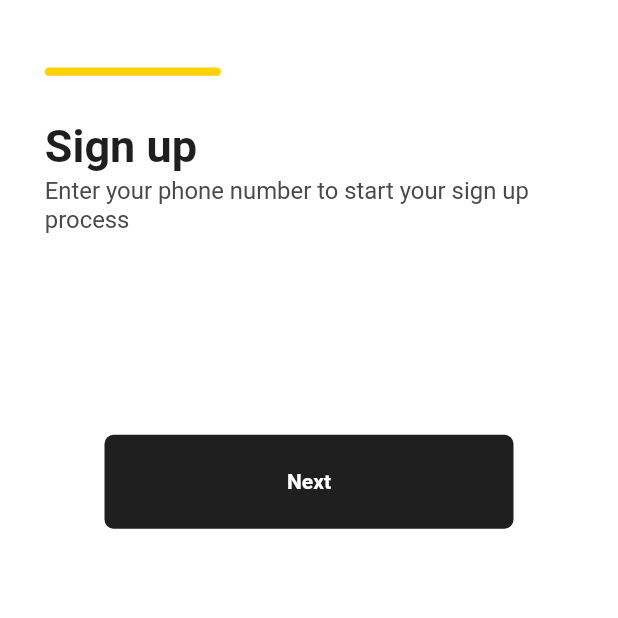
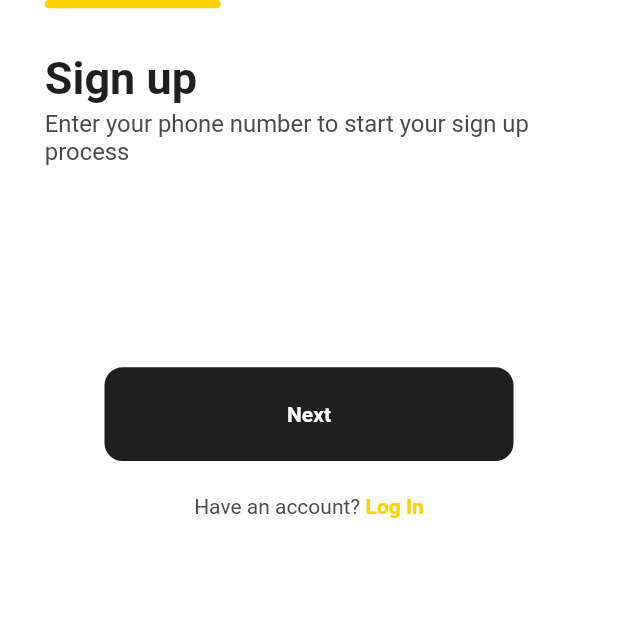
Before and after one commit to Mastersam07/bloom, a Flutter app: the screen it shows after launch, on a phone screen of 412 x 824 dp, the top half of it. Run offline on Flutter 3.47's test engine with Material 2 defaults, Android fonts, the phone set to English and light mode, and no system bars; our stand-ins replace flutter_dotenv, get_it.

```diff
--- a/lib/core/constants/app_constants.dart
+++ b/lib/core/constants/app_constants.dart
@@ -11,6 +11,7 @@ class RoutePaths {
   static const String SignUpDetails = '/signupDetails';
 }
 
+// ignore: avoid_bool_literals_in_conditional_expressions
 bool devMode = env['DEBUG'] == 'true' ? true : false;
 const String username = 'username';
 const String isremember = 'is_remember';
--- a/lib/core/viewmodels/base_model.dart
+++ b/lib/core/viewmodels/base_model.dart
@@ -1,5 +1,6 @@
+import 'package:flutter/material.dart';
+
 import '../enums/viewstate.dart';
-import 'package:flutter/material.dart';
 
 class BaseModel extends ChangeNotifier {
   ViewState _state = ViewState.Idle;
--- a/lib/locator.dart
+++ b/lib/locator.dart
@@ -1,7 +1,7 @@
+import 'package:get_it/get_it.dart';
 import 'package:provider/provider.dart';
 import 'package:provider/single_child_widget.dart';
 
-import 'package:get_it/get_it.dart';
 import 'core/services/service.dart';
 import 'core/viewmodels/login_model.dart';
 import 'core/viewmodels/signup_model.dart';
--- a/lib/ui/router.dart
+++ b/lib/ui/router.dart
@@ -11,7 +11,7 @@ class Router {
   static Route<dynamic> generateRoute(RouteSettings settings) {
     switch (settings.name) {
       case RoutePaths.Login:
-        print(settings.name);
+        debugPrint(settings.name);
         return MaterialPageRoute(builder: (_) => const SignIn());
       case RoutePaths.SignUp:
         return MaterialPageRoute(builder: (_) => const SignupEntry());
--- a/lib/ui/views/authentication/forgot_password.dart
+++ b/lib/ui/views/authentication/forgot_password.dart
@@ -1,12 +1,12 @@
-import 'package:bloom/ui/shared/colors.dart';
-import 'package:bloom/ui/shared/styles.dart';
+import '../../shared/colors.dart';
+import '../../shared/styles.dart';
 import 'package:flutter/material.dart';
 
 class ForgotPassword extends StatelessWidget {
   const ForgotPassword({Key key}) : super(key: key);
   @override
   Widget build(BuildContext context) {
-    return Scaffold(
+    return const Scaffold(
       backgroundColor: AppColors.backgroundColor,
       body: Center(
         child: Text(
--- a/lib/ui/views/authentication/signup1.dart
+++ b/lib/ui/views/authentication/signup1.dart
@@ -62,6 +62,32 @@ class _SignupEntryState extends State<SignupEntry> {
               });
             },
             label: 'Next',
+          ),
+        ),
+        SizedBox(
+          height: screenAwareSize(24, context),
+        ),
+        GestureDetector(
+          onTap: () {
+            Navigator.push(
+                context,
+                router.Router.generateRoute(
+                    const RouteSettings(name: RoutePaths.Login)));
+          },
+          child: RichText(
+            textAlign: TextAlign.center,
+            text: TextSpan(
+              text: 'Have an account?',
+              style: AppTextStyles.bodyRegularLight,
+              children: [
+                TextSpan(
+                  text: ' Log In',
+                  style: AppTextStyles.bodyRegularBold.copyWith(
+                    color: AppColors.yellowColor,
+                  ),
+                ),
+              ],
+            ),
           ),
         ),
       ],
@@ -227,13 +253,14 @@ class _SignupEntryState extends State<SignupEntry> {
   Widget build(BuildContext context) {
     return WillPopScope(
       onWillPop: popScope,
+      child: SafeArea(
         child: Scaffold(
           backgroundColor: AppColors.backgroundColor,
           body: Padding(
             padding: EdgeInsets.only(
               left: screenAwareSize(30, context, width: true),
               right: screenAwareSize(30, context, width: true),
-            top: screenAwareSize(49, context),
+              // top: screenAwareSize(49, context),
             ),
             child: Column(
               crossAxisAlignment: CrossAxisAlignment.start,
@@ -251,6 +278,7 @@ class _SignupEntryState extends State<SignupEntry> {
                   buildFinalPage(),
                 ][pageIndex])
               ],
+            ),
           ),
         ),
       ),
--- a/lib/ui/widget/custom_long_button.dart
+++ b/lib/ui/widget/custom_long_button.dart
@@ -1,7 +1,8 @@
-import 'package:bloom/ui/shared/colors.dart';
-import 'package:bloom/ui/shared/styles.dart';
-import 'package:bloom/ui/shared/ui_helpers.dart';
 import 'package:flutter/material.dart';
+
+import '../shared/colors.dart';
+import '../shared/styles.dart';
+import '../shared/ui_helpers.dart';
 
 class CustomLongButton extends StatelessWidget {
   final double height;
@@ -28,7 +29,7 @@ class CustomLongButton extends StatelessWidget {
         width: double.infinity,
         decoration: BoxDecoration(
           color: color ?? AppColors.headingTextColor,
-          borderRadius: BorderRadius.circular(6),
+          borderRadius: BorderRadius.circular(12),
         ),
         child: Center(
           child: Text(
```
Also changed, not shown: lib/main.dart (+4 -3 lines), lib/ui/views/dashboard/home.dart (+4 -3 lines), lib/ui/widget/custom_text_field.dart (+6 -5 lines), 2 other files. Lines whose indentation alone changed are shown as unchanged.
